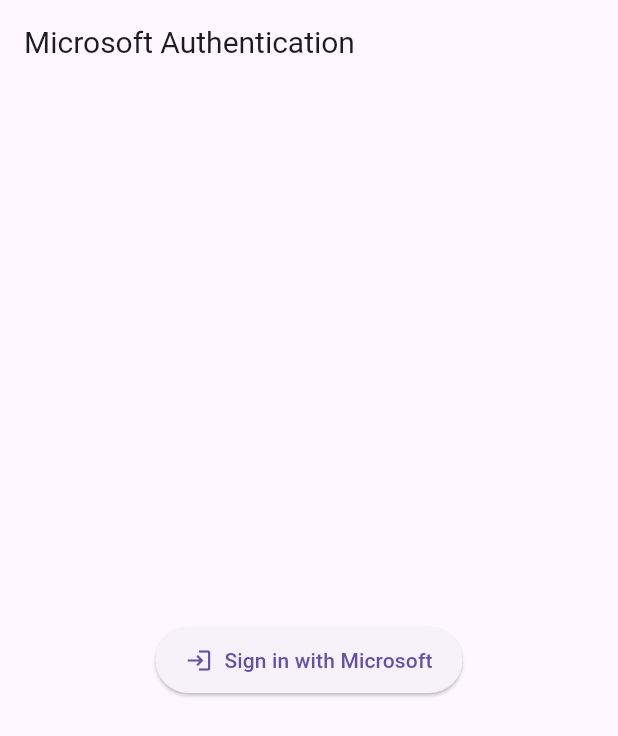
After one commit to maximilian-mallory/jewel, a Flutter app: the screen it shows after launch, after a tap on "Sign in with Microsoft", on a phone screen of 412 x 824 dp. The commit adds this screen. Shown: the top 736 px of the screen. Run offline on Flutter 3.47's test engine with Material 3 defaults, Android fonts, the phone set to English and light mode, and no system bars; our stand-ins replace cloud_firestore, file_picker, firebase_auth, firebase_core, firebase_storage, flutter_colorpicker and 8 more; missing offline and left inert: firebase_ui_auth, firebase_ui_oauth_google, flutter_polyline_points, google_geocoding_api, google_maps_routes, google_sign_in_web and 3 more; accounts and stored records are empty; network calls fail.

Commit message:
implement: graph token response works

```diff
--- a/jewel/lib/main.dart
+++ b/jewel/lib/main.dart
@@ -9,6 +9,7 @@
 import 'package:jewel/screens/firebase_login_screen.dart';
 import 'package:jewel/screens/graph_login.dart';
 import 'package:jewel/screens/intermediary.dart';
+import 'package:jewel/screens/mslogin.dart';
 import 'package:jewel/screens/oauth_redirect_screen.dart';
 import 'package:jewel/screens/test_screen1.dart';
 import 'package:jewel/widgets/home_screen.dart';
@@ -102,10 +103,7 @@
           theme: MyAppThemes.lightThemeWithTextStyle(textStyleNotifier.textStyle),
           darkTheme: MyAppThemes.darkThemeWithTextStyle(textStyleNotifier.textStyle),
           themeMode: ThemeMode.system,
-          routes: {
-            '/': (context) => MicrosoftLoginScreen(),
-            '/oauth_redirect': (context) => OAuthRedirectScreen(),
-          },
+          home: MsLoginScreen(),
         );
       },
     );
--- /dev/null
+++ b/jewel/lib/screens/mslogin.dart
@@ -0,0 +1,503 @@
+import 'package:flutter/material.dart';
+import 'package:firebase_auth/firebase_auth.dart';
+import 'package:http/http.dart' as http;
+import 'dart:convert';
+import 'package:flutter_secure_storage/flutter_secure_storage.dart';
+
+
+// Microsoft authentication service
+import 'package:flutter/material.dart';
+import 'package:firebase_auth/firebase_auth.dart';
+import 'package:http/http.dart' as http;
+import 'dart:convert';
+import 'package:flutter_secure_storage/flutter_secure_storage.dart';
+
+// Microsoft authentication service
+class MicrosoftAuthService {
+  final FirebaseAuth _auth = FirebaseAuth.instance;
+  final FlutterSecureStorage _secureStorage = const FlutterSecureStorage();
+
+  // Microsoft token storage keys
+  static const String _accessTokenKey = 'ms_access_token';
+  static const String _refreshTokenKey = 'ms_refresh_token';
+  static const String _expirationKey = 'ms_token_expiration';
+
+  // Microsoft OAuth settings
+  static const String _clientId = 'YOUR_CLIENT_ID'; // Replace with your client ID
+  static const String _tenant = '6c18c0d4-9d1c-4722-8d4f-2193f7ec6cbc';
+  static const String _tokenEndpoint = 'https://login.microsoftonline.com/$_tenant/oauth2/v2.0/token';
+  static const String _redirectUri = 'https://jewel-b2dcd.firebaseapp.com/__/auth/handler';
+
+  // Sign in with Microsoft via Firebase
+  Future<UserCredential?> signInWithMicrosoft() async {
+    try {
+      // Create Microsoft OAuth provider
+      final microsoftProvider = OAuthProvider('microsoft.com');
+
+      // Add required scopes for Microsoft Graph API
+      microsoftProvider.addScope('https://graph.microsoft.com/User.Read');
+      microsoftProvider.addScope('offline_access');
+      microsoftProvider.addScope('openid');
+      microsoftProvider.addScope('profile');
+      microsoftProvider.addScope('email');
+
+      // Request user consent to get refresh token
+      microsoftProvider.setCustomParameters({
+        'tenant': _tenant,
+        'prompt': 'consent' // Force consent to get refresh token
+      });
+
+      // Sign in with popup for web or redirect for mobile platforms
+      UserCredential credential;
+      if (isWeb()) {
+        credential = await _auth.signInWithPopup(microsoftProvider);
+      } else {
+        credential = await _auth.signInWithProvider(microsoftProvider);
+      }
+
+      // Extract and store tokens
+      await _extractAndStoreTokens(credential);
+
+      return credential;
+    } catch (e) {
+      print('Microsoft sign-in error: $e');
+      return null;
+    }
+  }
+
+  // Extract and store tokens from credential
+  Future<void> _extractAndStoreTokens(UserCredential credential) async {
+    try {
+      // Get Microsoft OAuth credential
+      final oauthCredential = credential.credential as OAuthCredential;
+
+      // Store access token
+      if (oauthCredential.accessToken != null) {
+        await _secureStorage.write(
+          key: _accessTokenKey,
+          value: oauthCredential.accessToken
+        );
+
+        // Access token typically expires in 1 hour
+        final expiration = DateTime.now().add(const Duration(hours: 1));
+        await _secureStorage.write(
+          key: _expirationKey,
+          value: expiration.toIso8601String()
+        );
+      }
+
+      // Store refresh token if available
+      if (oauthCredential.idToken != null) {
+        // The ID token can be used to identify the user
+        // Store it if needed for future operations
+
+        // Try to extract claims from ID token
+        final parts = oauthCredential.idToken!.split('.');
+        if (parts.length > 1) {
+          final payload = parts[1];
+          final normalized = base64Url.normalize(payload);
+          final decoded = utf8.decode(base64Url.decode(normalized));
+          final claims = json.decode(decoded);
+
+          // Extract and store user info if needed
+          print('ID Token claims: $claims');
+        }
+      }
+
+      // Store additional provider data if available
+      final additionalUserInfo = credential.additionalUserInfo;
+      if (additionalUserInfo != null && additionalUserInfo.profile != null) {
+        // This might contain refresh token or other useful data
+        print('Additional user info: ${additionalUserInfo.profile}');
+      }
+    } catch (e) {
+      print('Error extracting tokens: $e');
+    }
+  }
+
+  // Request a new Graph API token using authorization code
+  Future<bool> requestGraphToken(String authCode) async {
+    try {
+      final response = await http.post(
+        Uri.parse(_tokenEndpoint),
+        headers: {'Content-Type': 'application/x-www-form-urlencoded'},
+        body: {
+          'client_id': _clientId,
+          'scope': 'https://graph.microsoft.com/User.Read offline_access',
+          'code': authCode,
+          'redirect_uri': _redirectUri, // Replace with your redirect URI
+          'grant_type': 'authorization_code'
+        },
+      );
+
+      if (response.statusCode == 200) {
+        final tokenData = json.decode(response.body);
+        await _secureStorage.write(
+          key: _accessTokenKey,
+          value: tokenData['access_token']
+        );
+
+        if (tokenData.containsKey('refresh_token')) {
+          await _secureStorage.write(
+            key: _refreshTokenKey,
+            value: tokenData['refresh_token']
+          );
+        }
+
+        if (tokenData.containsKey('expires_in')) {
+          final expiration = DateTime.now().add(
+            Duration(seconds: tokenData['expires_in'])
+          );
+          await _secureStorage.write(
+            key: _expirationKey,
+            value: expiration.toIso8601String()
+          );
+        }
+
+        return true;
+      } else {
+        print('Token request failed: ${response.statusCode} - ${response.body}');
+        return false;
+      }
+    } catch (e) {
+      print('Token request error: $e');
+      return false;
+    }
+  }
+
+  // Refresh Microsoft access token
+  Future<bool> refreshMicrosoftToken() async {
+    final refreshToken = await _secureStorage.read(key: _refreshTokenKey);
+    if (refreshToken == null) return false;
+
+    try {
+      final response = await http.post(
+        Uri.parse(_tokenEndpoint),
+        headers: {'Content-Type': 'application/x-www-form-urlencoded'},
+        body: {
+          'client_id': _clientId,
+          'refresh_token': refreshToken,
+          'grant_type': 'refresh_token',
+          'scope': 'https://graph.microsoft.com/User.Read offline_access'
+        },
+      );
+
+      if (response.statusCode == 200) {
+        final tokenData = json.decode(response.body);
+        await _secureStorage.write(
+          key: _accessTokenKey,
+          value: tokenData['access_token']
+        );
+
+        if (tokenData.containsKey('refresh_token')) {
+          await _secureStorage.write(
+            key: _refreshTokenKey,
+            value: tokenData['refresh_token']
+          );
+        }
+
+        if (tokenData.containsKey('expires_in')) {
+          final expiration = DateTime.now().add(
+            Duration(seconds: tokenData['expires_in'])
+          );
+          await _secureStorage.write(
+            key: _expirationKey,
+            value: expiration.toIso8601String()
+          );
+        }
+
+        return true;
+      } else {
+        print('Token refresh failed: ${response.statusCode} - ${response.body}');
+        return false;
+      }
+    } catch (e) {
+      print('Token refresh error: $e');
+      return false;
+    }
+  }
+
+  // Check if running on web
+  bool isWeb() {
+    return identical(0, 0.0);
+  }
+
+  // Get the current user
+  User? getCurrentUser() {
+    return _auth.currentUser;
+  }
+
+  // Check if user is signed in
+  bool isSignedIn() {
+    return _auth.currentUser != null;
+  }
+
+  // Sign out
+  Future<void> signOut() async {
+    await _auth.signOut();
+    await _secureStorage.delete(key: _accessTokenKey);
+    await _secureStorage.delete(key: _refreshTokenKey);
+    await _secureStorage.delete(key: _expirationKey);
+  }
+
+  // Get Microsoft access token with automatic refresh if needed
+  Future<String?> getMicrosoftAccessToken() async {
+    // First try to get from secure storage
+    final token = await _secureStorage.read(key: _accessTokenKey);
+    final expiry = await _secureStorage.read(key: _expirationKey);
+
+    // Check if token exists and is valid
+    if (token != null && expiry != null) {
+      final expiryDate = DateTime.parse(expiry);
+
+      // Return token if it's still valid (with 5-minute buffer)
+      if (expiryDate.isAfter(DateTime.now().add(const Duration(minutes: 5)))) {
+        return token;
+      }
+    }
+
+    // If token is expired or close to expiry, try to refresh it
+    final refreshSuccess = await refreshMicrosoftToken();
+    if (refreshSuccess) {
+      return await _secureStorage.read(key: _accessTokenKey);
+    }
+
+    // If refresh fails, return null (will need to sign in again)
+    return null;
+  }
+
+  // Call Microsoft Graph API
+  Future<Map<String, dynamic>?> getUserProfile() async {
+    final accessToken = await getMicrosoftAccessToken();
+    if (accessToken == null) return null;
+
+    try {
+      final response = await http.get(
+        Uri.parse('https://graph.microsoft.com/v1.0/me'),
+        headers: {'Authorization': 'Bearer $accessToken'},
+      );
+
+      if (response.statusCode == 200) {
+        return json.decode(response.body);
+      } else {
+        print('Graph API error: ${response.statusCode} - ${response.body}');
+        return null;
+      }
+    } catch (e) {
+      print('Graph API request error: $e');
+      return null;
+    }
+  }
+}
+
+// Auth screen widget
+class MsLoginScreen extends StatefulWidget {
+  const MsLoginScreen({Key? key}) : super(key: key);
+
+  @override
+  _MsLoginScreenState createState() => _MsLoginScreenState();
+}
+
+class _MsLoginScreenState extends State<MsLoginScreen> {
+  final MicrosoftAuthService _authService = MicrosoftAuthService();
+  bool _isLoading = false;
+  String _userInfo = 'Not signed in';
+  String _tokenStatus = 'No token';
+
+  @override
+  void initState() {
+    super.initState();
+    _checkSignInStatus();
+  }
+
+  Future<void> _checkSignInStatus() async {
+    setState(() {
+      _isLoading = true;
+    });
+
+    if (_authService.isSignedIn()) {
+      await _checkGraphToken();
+      await _fetchUserProfile();
+    }
+
+    setState(() {
+      _isLoading = false;
+    });
+  }
+
+  Future<void> _signIn() async {
+    setState(() {
+      _isLoading = true;
+    });
+
+    try {
+      final result = await _authService.signInWithMicrosoft();
+      if (result != null) {
+        // Check if we have valid Graph tokens after sign in
+        await _checkGraphToken();
+        await _fetchUserProfile();
+      }
+    } catch (e) {
+      print('Authentication error: $e');
+      setState(() {
+        _userInfo = 'Error signing in: $e';
+      });
+    } finally {
+      setState(() {
+        _isLoading = false;
+      });
+    }
+  }
+
+  Future<void> _checkGraphToken() async {
+    final token = await _authService.getMicrosoftAccessToken();
+    setState(() {
+      _tokenStatus = token != null
+        ? 'Graph token available (${token.substring(0, 10)}...)'
+        : 'No Graph token';
+    });
+  }
+
+  Future<void> _refreshGraphToken() async {
+    setState(() {
+      _isLoading = true;
+    });
+
+    final success = await _authService.refreshMicrosoftToken();
+
+    setState(() {
+      _isLoading = false;
+      _tokenStatus = success
+        ? 'Token refreshed successfully'
+        : 'Failed to refresh token';
+    });
+
+    if (success) {
+      await _fetchUserProfile();
+    }
+  }
+
+  Future<void> _signOut() async {
+    setState(() {
+      _isLoading = true;
+    });
+
+    await _authService.signOut();
+
+    setState(() {
+      _isLoading = false;
+      _userInfo = 'Not signed in';
+      _tokenStatus = 'No token';
+    });
+  }
+
+  Future<void> _fetchUserProfile() async {
+    setState(() {
+      _isLoading = true;
+    });
+
+    final userProfile = await _authService.getUserProfile();
+
+    setState(() {
+      _isLoading = false;
+      if (userProfile != null) {
+        final prettyJson = const JsonEncoder.withIndent('  ').convert(userProfile);
+        _userInfo = prettyJson;
+      } else {
+        _userInfo = 'Failed to fetch user profile';
+      }
+    });
+  }
+
+  @override
+  Widget build(BuildContext context) {
+    final bool isSignedIn = _authService.isSignedIn();
+
+    return Scaffold(
+      appBar: AppBar(
+        title: const Text('Microsoft Authentication'),
+      ),
+      body: _isLoading
+          ? const Center(child: CircularProgressIndicator())
+          : Center(
+              child: Padding(
+                padding: const EdgeInsets.all(20.0),
+                child: Column(
+                  mainAxisAlignment: MainAxisAlignment.center,
+                  children: [
+                    if (!isSignedIn) ...[
+                      ElevatedButton.icon(
+                        onPressed: _signIn,
+                        icon: const Icon(Icons.login),
+                        label: const Text('Sign in with Microsoft'),
+                        style: ElevatedButton.styleFrom(
+                          padding: const EdgeInsets.symmetric(
+                            horizontal: 20,
+                            vertical: 12,
+                          ),
+                        ),
+                      ),
+                    ] else ...[
+                      Text(
+                        _tokenStatus,
+                        style: TextStyle(
+                          fontSize: 16,
+                          color: _tokenStatus.contains('No') ? Colors.red : Colors.green,
+                          fontWeight: FontWeight.bold,
+                        ),
+                      ),
+                      const SizedBox(height: 20),
+                      const Text(
+                        'User Profile:',
+                        style: TextStyle(
+                          fontSize: 18,
+                          fontWeight: FontWeight.bold,
+                        ),
+                      ),
+                      const SizedBox(height: 10),
+                      Container(
+                        padding: const EdgeInsets.all(16),
+                        decoration: BoxDecoration(
+                          border: Border.all(color: Colors.grey),
+                          borderRadius: BorderRadius.circular(8),
+                        ),
+                        constraints: const BoxConstraints(
+                          maxWidth: 400,
+                          maxHeight: 300,
+                        ),
+                        child: SingleChildScrollView(
+                          child: Text(_userInfo),
+                        ),
+                      ),
+                      const SizedBox(height: 20),
+                      Row(
+                        mainAxisAlignment: MainAxisAlignment.center,
+                        children: [
+                          ElevatedButton(
+                            onPressed: _fetchUserProfile,
+                            child: const Text('Refresh Profile'),
+                          ),
+                          const SizedBox(width: 10),
+                          ElevatedButton(
+                            onPressed: _refreshGraphToken,
+                            child: const Text('Refresh Token'),
+                          ),
+                        ],
+                      ),
+                      const SizedBox(height: 20),
+                      ElevatedButton(
+                        onPressed: _signOut,
+                        child: const Text('Sign Out'),
+                        style: ElevatedButton.styleFrom(
+                          backgroundColor: Colors.red,
+                          foregroundColor: Colors.white,
+                        ),
+                      ),
+                    ],
+                  ],
+                ),
+              ),
+            ),
+    );
+  }
+}
--- a/jewel/pubspec.yaml
+++ b/jewel/pubspec.yaml
@@ -65,6 +65,7 @@
   uni_links: ^0.5.1
   crypto: ^3.0.6
   flutter_secure_storage: ^9.2.4
+  flutter_appauth: ^9.0.0
 dev_dependencies:
   flutter_test:
     sdk: flutter
```
Also changed, not shown: jewel/pubspec.lock, 1 other file.
